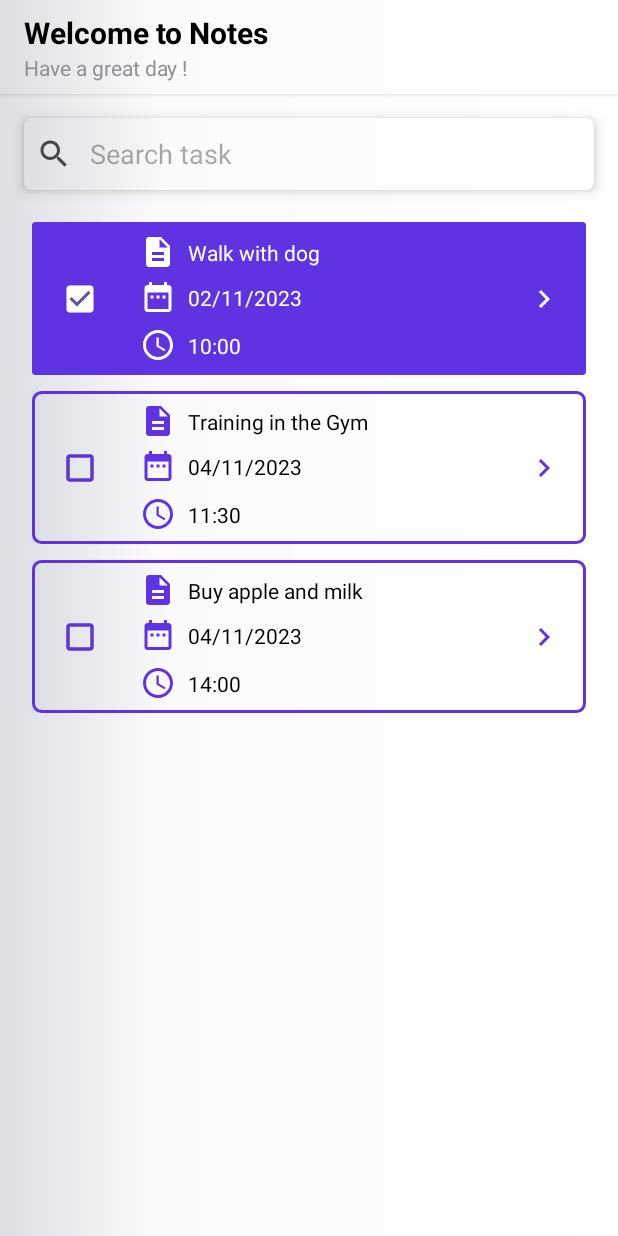
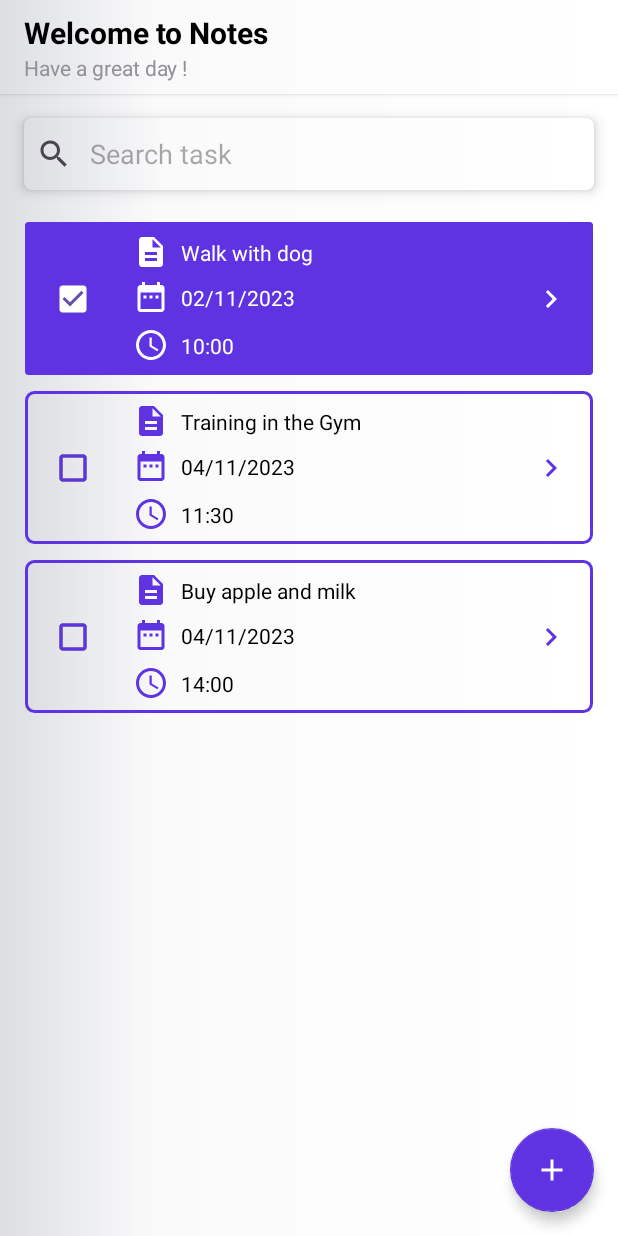
Before and after one commit to tariksafakutuk/Android-To-Do-List-App, an Android app: the HomePageFragment screen opened through its navigation route, on a phone screen of 412 x 824 dp. Run offline under Robolectric (Android 15) with nearby library versions, the phone set to English and light mode, and no system bars.

Commit message:
:lipstick: Add floating action button to home page fragment

```diff
--- a/app/src/main/res/layout/fragment_home_page.xml
+++ b/app/src/main/res/layout/fragment_home_page.xml
@@ -61,12 +61,27 @@
         android:id="@+id/rv_task_card"
         android:layout_width="0dp"
         android:layout_height="0dp"
-        android:layout_marginStart="16dp"
+        android:layout_marginStart="11dp"
         android:layout_marginTop="16dp"
-        android:layout_marginEnd="16dp"
+        android:layout_marginEnd="11dp"
         app:layout_constraintBottom_toBottomOf="parent"
         app:layout_constraintEnd_toEndOf="parent"
         app:layout_constraintStart_toStartOf="parent"
         app:layout_constraintTop_toBottomOf="@+id/search_view_task" />
 
+    <com.google.android.material.floatingactionbutton.FloatingActionButton
+        android:id="@+id/fab"
+        style="@style/Widget.MaterialComponents.FloatingActionButton"
+        android:layout_width="wrap_content"
+        android:layout_height="wrap_content"
+        android:layout_marginEnd="16dp"
+        android:layout_marginBottom="16dp"
+        android:clickable="true"
+        android:focusable="true"
+        android:src="@drawable/vc_add"
+        app:backgroundTint="@color/bg_button"
+        app:elevation="5dp"
+        app:layout_constraintBottom_toBottomOf="parent"
+        app:layout_constraintEnd_toEndOf="parent" />
+
 </androidx.constraintlayout.widget.ConstraintLayout>
```
